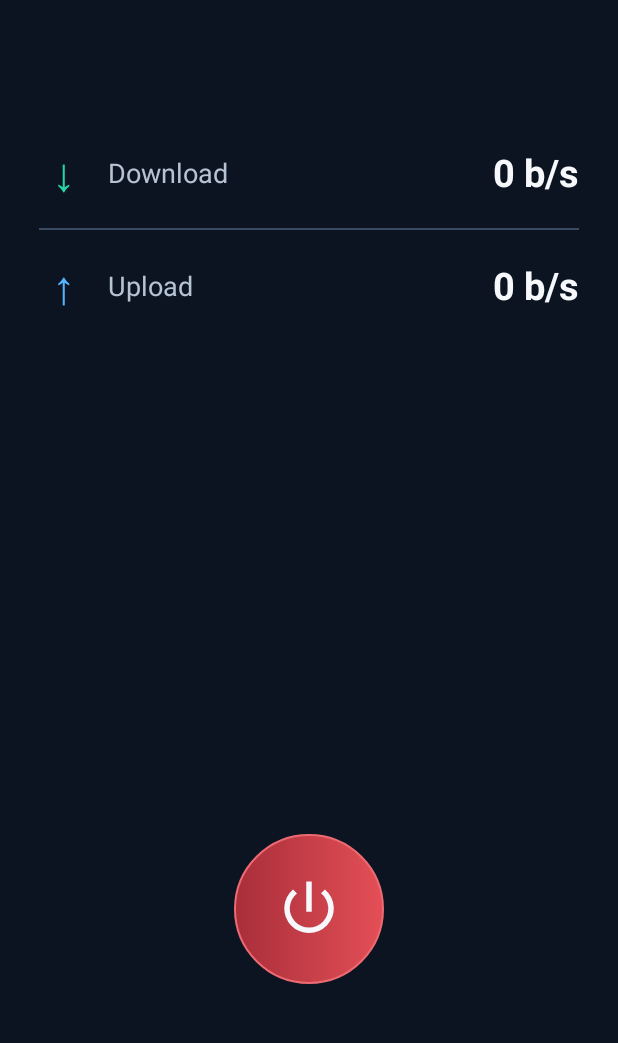
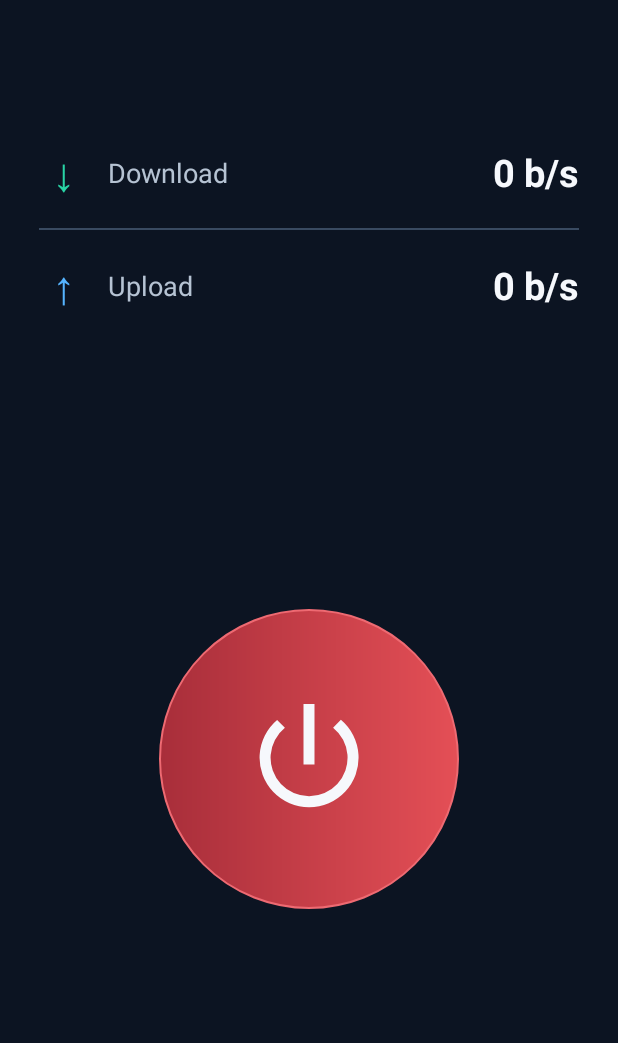
Before and after one commit to Mohammad-Dawoud/NetSpeed, an Android app: the screen it shows after launch (MainActivity), on a phone screen of 412 x 824 dp, the part 108-1151 px from its top. Run offline under Robolectric (Android 15) with nearby library versions, the phone set to English and light mode, and no system bars.

Commit message:
ui: double round power button diameter and raise center by 100dp

```diff
--- a/app/src/main/res/layout/activity_main.xml
+++ b/app/src/main/res/layout/activity_main.xml
@@ -130,22 +130,26 @@
                 </LinearLayout>
             </LinearLayout>
 
-            <!-- One 100dp circular toggle, with a single centered power icon.
-                 Accessibility text is set dynamically in MainActivity. -->
+            <!-- Circular 200dp toggle, with a proportionally scaled power icon.
+                 Its center is 100dp higher than the previous 100dp button:
+                 old center = 96 + 50 = 146dp from bottom;
+                 new center = 146 + 100 = 246dp from bottom.
+                 Therefore bottom margin = 246 - 100 = 146dp.
+                 Accessibility text remains dynamic in MainActivity. -->
             <FrameLayout
                 android:id="@+id/power_button"
-                android:layout_width="100dp"
-                android:layout_height="100dp"
+                android:layout_width="200dp"
+                android:layout_height="200dp"
                 android:layout_gravity="bottom|center_horizontal"
-                android:layout_marginBottom="96dp"
+                android:layout_marginBottom="146dp"
                 android:background="@drawable/bg_button_inactive"
                 android:clickable="true"
                 android:focusable="true"
                 android:contentDescription="@string/start_monitoring">
 
                 <ImageView
-                    android:layout_width="44dp"
-                    android:layout_height="44dp"
+                    android:layout_width="88dp"
+                    android:layout_height="88dp"
                     android:layout_gravity="center"
                     android:src="@drawable/ic_power"
                     android:contentDescription="@null"
```
